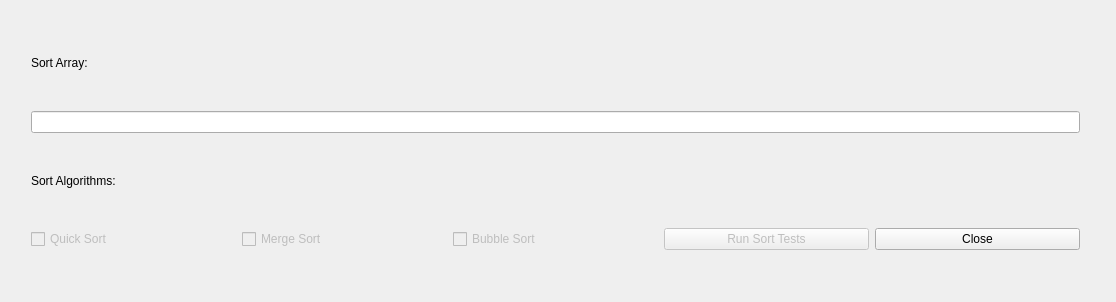
marcusolini/Academics, file Sorting/SortingTestsQtUi/sortingdialogqtui.ui: the form before one commit.
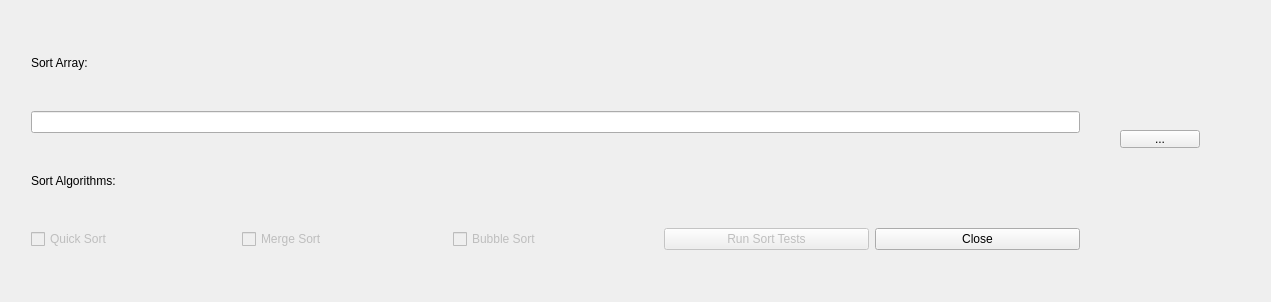
The form after the commit.

Commit message: Sorting: Implementing input file for sort array to QT UI.

The edit to the form file:
```diff
--- a/Sorting/SortingTestsQtUi/sortingdialogqtui.ui
+++ b/Sorting/SortingTestsQtUi/sortingdialogqtui.ui
@@ -6,7 +6,7 @@
    <rect>
     <x>0</x>
     <y>0</y>
-    <width>1116</width>
+    <width>1271</width>
     <height>302</height>
    </rect>
   </property>
@@ -102,6 +102,19 @@
     </item>
    </layout>
   </widget>
+  <widget class="QPushButton" name="OpenFilePushButton">
+   <property name="geometry">
+    <rect>
+     <x>1120</x>
+     <y>130</y>
+     <width>80</width>
+     <height>18</height>
+    </rect>
+   </property>
+   <property name="text">
+    <string>...</string>
+   </property>
+  </widget>
  </widget>
  <layoutdefault spacing="6" margin="11"/>
  <resources/>
```
The commit also changes 2 other files.
